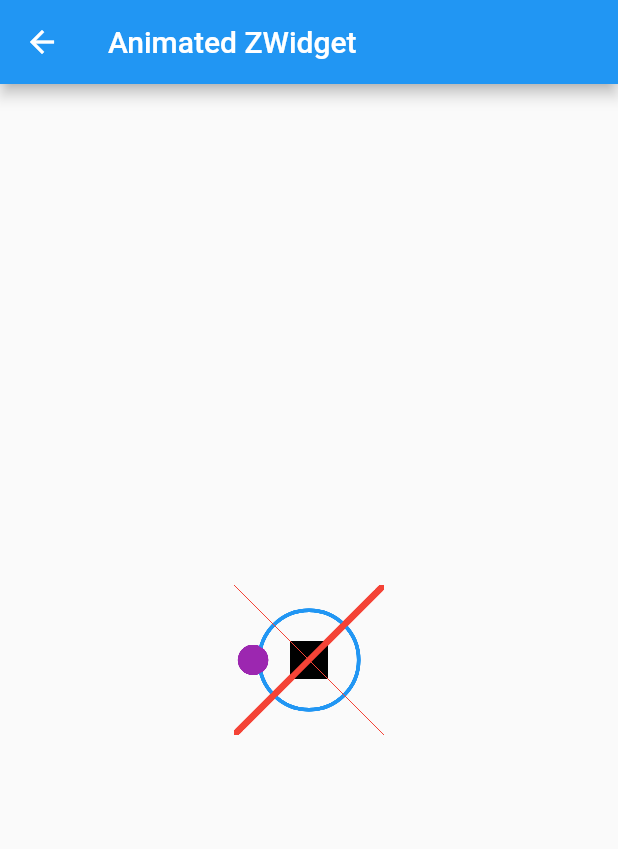
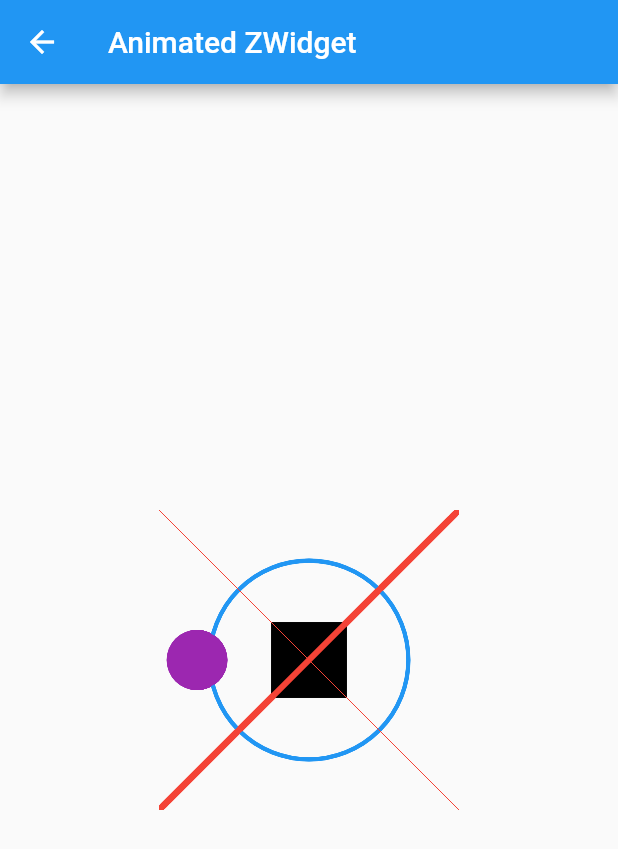
Before and after one commit to apalala-dev/zwidget, a Flutter app: the AnimatedExample screen opened directly, on a phone screen of 412 x 824 dp. Shown: the top 849 px of the screen. Run offline on Flutter 3.47's test engine with Material 2 defaults, Android fonts, the light colour scheme and no system bars.

Commit message:
Added screenshots

```diff
--- a/example/lib/animated_example.dart
+++ b/example/lib/animated_example.dart
@@ -63,7 +63,7 @@ class _AnimatedExampleState extends State<AnimatedExample> {
               midChild: ClipRect(
                   child: CustomPaint(
                 painter: ExampleCustomPainter(),
-                size: const Size(100, 100),
+                size: const Size(200, 200),
               )),
               rotationX: _rotationX,
               rotationY: _rotationY,
--- a/pubspec.yaml
+++ b/pubspec.yaml
@@ -1,7 +1,7 @@
 name: zwidget
 description: Simulate 3D with overlapping widgets
 version: 0.0.1
-homepage: https://github.com/apalala-dev/zpuzzle
+homepage: https://github.com/apalala-dev/zwidget
 
 environment:
   sdk: ">=2.16.1 <3.0.0"
```
Also changed, not shown: media/layers.png (added), media/zwidget_demo.gif (added), 1 other file.
